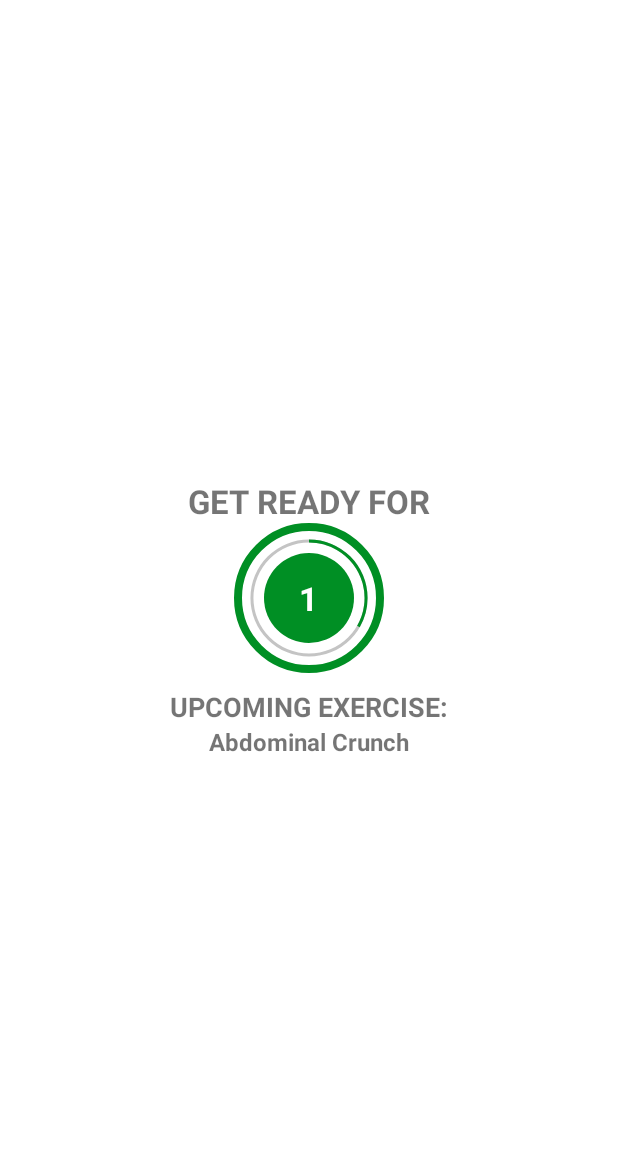
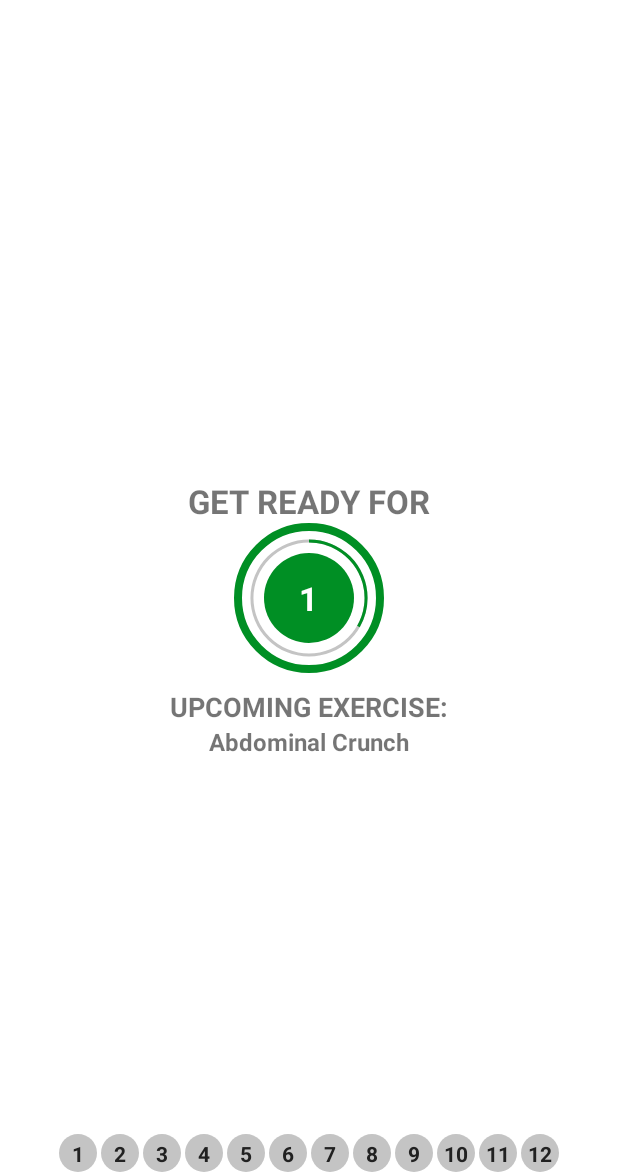
Before and after one commit to malicankaya/7MinutesWorkout, an Android app: the ExerciseActivity screen opened directly, with no data from a screen before it, on a phone screen of 412 x 824 dp, the part 62-1236 px from its top. Run offline under Robolectric (Android 15) with nearby library versions, the phone set to English and light mode, and no system bars.

Commit message:
preparing and creating custom recyclerview

```diff
--- a/app/src/main/java/com/malicankaya/a7minutesworkout/ExerciseActivity.kt
+++ b/app/src/main/java/com/malicankaya/a7minutesworkout/ExerciseActivity.kt
@@ -33,6 +33,8 @@ class ExerciseActivity : AppCompatActivity(), TextToSpeech.OnInitListener {
     private var tts: TextToSpeech? = null
     private var player: MediaPlayer? = null
 
+    private var exerciseAdapter: ExerciseStatusAdapter? = null
+
     override fun onCreate(savedInstanceState: Bundle?) {
         super.onCreate(savedInstanceState)
         binding = ActivityExerciseBinding.inflate(layoutInflater)
@@ -52,6 +54,9 @@ class ExerciseActivity : AppCompatActivity(), TextToSpeech.OnInitListener {
         binding?.exerciseProgressBar?.max = exerciseTimerSec.toInt()
 
         tts = TextToSpeech(this, this)
+
+        exerciseAdapter = ExerciseStatusAdapter(exerciseList!!)
+        binding?.rvExerciseStatus?.adapter = exerciseAdapter
 
         setReadyTimer()
 
@@ -128,6 +133,8 @@ class ExerciseActivity : AppCompatActivity(), TextToSpeech.OnInitListener {
             exerciseTimerProgressSec = 0
         }
 
+
+
         exerciseSetTimerProgressBar()
     }
 
--- /dev/null
+++ b/app/src/main/java/com/malicankaya/a7minutesworkout/ExerciseStatusAdapter.kt
@@ -0,0 +1,37 @@
+package com.malicankaya.a7minutesworkout
+
+import android.content.Context
+import android.graphics.drawable.Drawable
+import android.view.LayoutInflater
+import android.view.ViewGroup
+import androidx.core.content.ContextCompat
+import androidx.recyclerview.widget.RecyclerView
+import com.malicankaya.a7minutesworkout.databinding.CustomTextviewExerciseStatusBinding
+
+class ExerciseStatusAdapter(val exerciseList: ArrayList<ExerciseModel>) :
+    RecyclerView.Adapter<ExerciseStatusAdapter.ViewHolder>() {
+
+    class ViewHolder(binding: CustomTextviewExerciseStatusBinding) :
+        RecyclerView.ViewHolder(binding.root) {
+        var tvItem = binding.tvItem
+    }
+
+    override fun onCreateViewHolder(parent: ViewGroup, viewType: Int): ViewHolder {
+        return ViewHolder(
+            CustomTextviewExerciseStatusBinding.inflate(
+                LayoutInflater.from(parent.context),
+                parent,
+                false
+            )
+        )
+    }
+
+    override fun onBindViewHolder(holder: ViewHolder, position: Int) {
+        val exercise = exerciseList[position]
+        holder.tvItem.text = exercise.getId().toString()
+    }
+
+    override fun getItemCount(): Int {
+        return exerciseList.size
+    }
+}
--- /dev/null
+++ b/app/src/main/res/drawable/exercise_status_active_background.xml
@@ -0,0 +1,7 @@
+<?xml version="1.0" encoding="utf-8"?>
+<shape xmlns:android="http://schemas.android.com/apk/res/android"
+    android:shape="oval">
+
+    <solid android:color="@color/colorAccent"/>
+
+</shape>
--- /dev/null
+++ b/app/src/main/res/drawable/item_circular_color_gray_background.xml
@@ -0,0 +1,5 @@
+<?xml version="1.0" encoding="utf-8"?>
+<shape xmlns:android="http://schemas.android.com/apk/res/android"
+    android:shape="oval">
+    <solid android:color="#c4c4c4" />
+</shape>
--- a/app/src/main/res/layout/activity_exercise.xml
+++ b/app/src/main/res/layout/activity_exercise.xml
@@ -130,9 +130,9 @@
         android:layout_marginBottom="10dp"
         android:background="@drawable/color_accent_border"
         android:visibility="gone"
-        app:layout_constraintBottom_toBottomOf="parent"
         app:layout_constraintEnd_toEndOf="parent"
         app:layout_constraintStart_toStartOf="parent"
+        app:layout_constraintTop_toBottomOf="@id/tvExerciseName"
         tools:visibility="visible">
 
         <ProgressBar
@@ -169,4 +169,16 @@
 
     </FrameLayout>
 
+    <androidx.recyclerview.widget.RecyclerView
+        android:id="@+id/rvExerciseStatus"
+        android:layout_width="wrap_content"
+        android:layout_height="wrap_content"
+        tools:listitem="@layout/custom_textview_exercise_status"
+        app:layoutManager="androidx.recyclerview.widget.LinearLayoutManager"
+        android:orientation="horizontal"
+        app:layout_constraintStart_toStartOf="parent"
+        app:layout_constraintEnd_toEndOf="parent"
+        app:layout_constraintBottom_toBottomOf="parent"
+        app:layout_constraintTop_toBottomOf="@id/flExercise"/>
+
 </androidx.constraintlayout.widget.ConstraintLayout>
--- /dev/null
+++ b/app/src/main/res/layout/custom_textview_exercise_status.xml
@@ -0,0 +1,15 @@
+<?xml version="1.0" encoding="utf-8"?>
+<TextView xmlns:android="http://schemas.android.com/apk/res/android"
+    android:id="@+id/tvItem"
+    android:layout_width="25dp"
+    android:layout_height="25dp"
+    android:layout_margin="1dp"
+    android:background="@drawable/item_circular_color_gray_background"
+    android:gravity="center"
+    android:padding="3dp"
+    android:text="1"
+    android:textColor="#212121"
+    android:textStyle="bold"
+    android:textSize="14sp"
+
+    />
```
